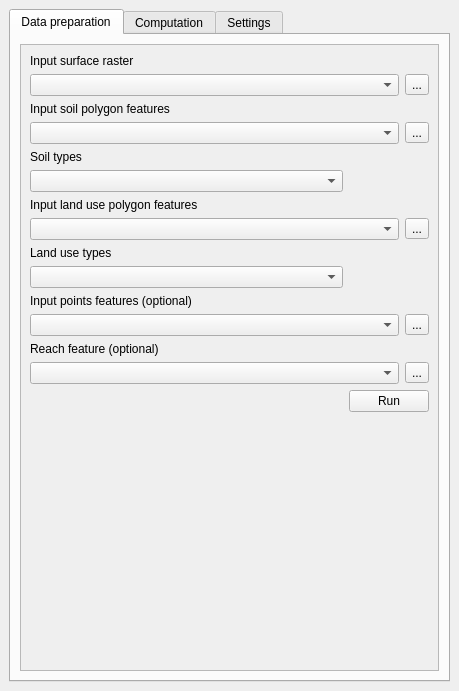
Qt form bin/qgis/smoderp2d-plugin/smoderp_2D_dockwidget_base.ui (storm-fsv-cvut/smoderp2d) before a commit.
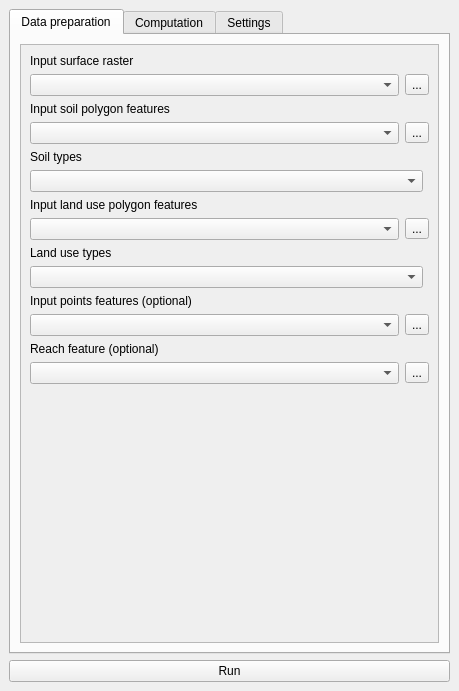
The same form after that commit. Custom widgets are drawn as their Qt base class.

Commit message: run button #2 (#3)

What changed in the file:
```diff
--- a/bin/qgis/smoderp2d-plugin/smoderp_2D_dockwidget_base.ui
+++ b/bin/qgis/smoderp2d-plugin/smoderp_2D_dockwidget_base.ui
@@ -38,8 +38,8 @@
             <rect>
              <x>0</x>
              <y>0</y>
-             <width>417</width>
-             <height>599</height>
+             <width>415</width>
+             <height>576</height>
             </rect>
            </property>
            <layout class="QGridLayout" name="gridLayout_8">
@@ -182,13 +182,6 @@
               </property>
              </spacer>
             </item>
-            <item row="16" column="1">
-             <widget class="QPushButton" name="run_dataprep">
-              <property name="text">
-               <string>Run</string>
-              </property>
-             </widget>
-            </item>
             <item row="17" column="0">
              <spacer name="verticalSpacer_3">
               <property name="orientation">
@@ -417,6 +410,13 @@
       </widget>
      </widget>
     </item>
+    <item row="1" column="0">
+     <widget class="QPushButton" name="run_dataprep">
+      <property name="text">
+       <string>Run</string>
+      </property>
+     </widget>
+    </item>
    </layout>
   </widget>
  </widget>
```
